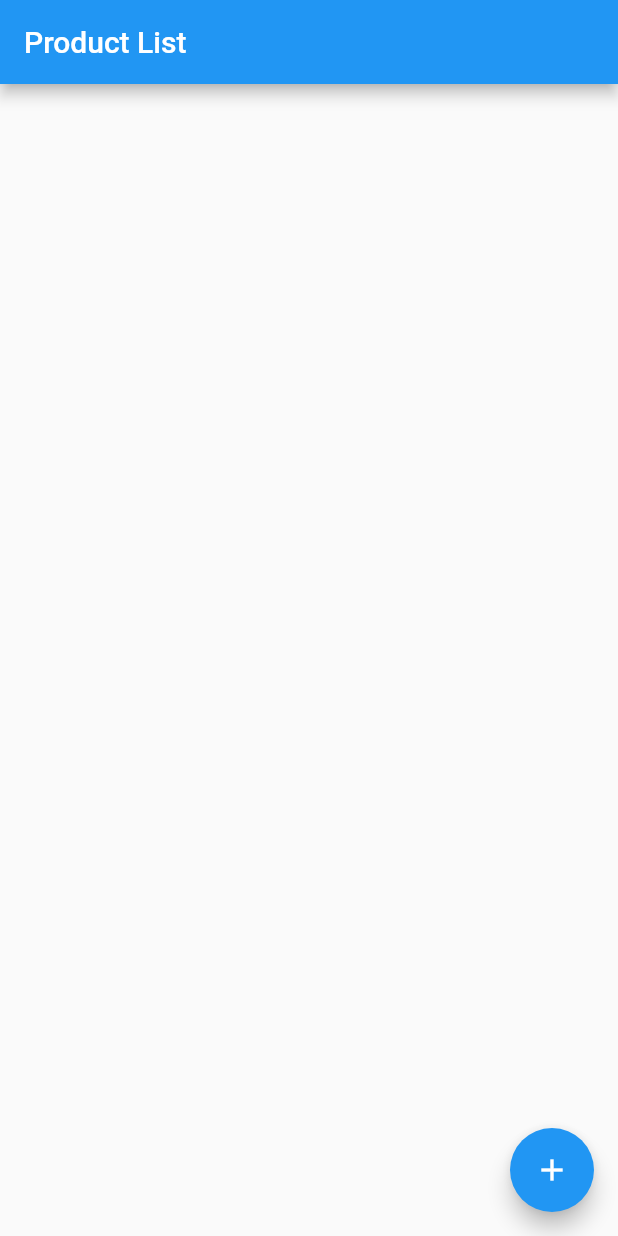
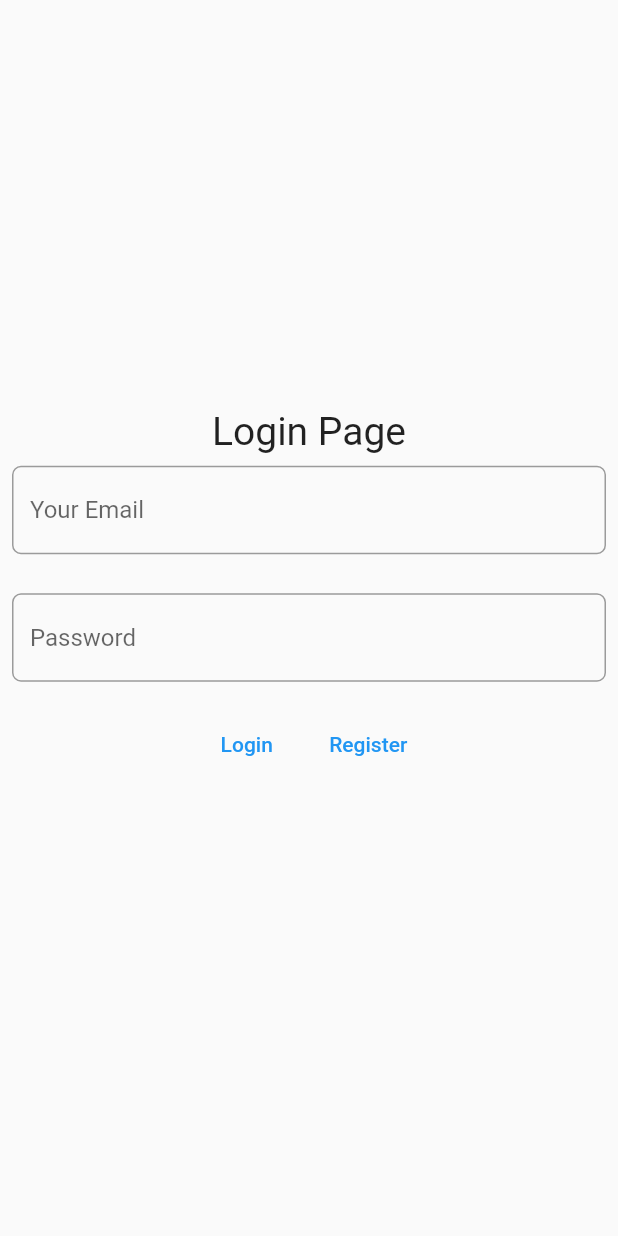
Before and after one commit to NaimurNoyon0409/Shopping_App_Project, a Flutter app: the screen it shows after launch, on a phone screen of 412 x 824 dp. Run offline on Flutter 3.47's test engine with Material 2 defaults, Android fonts, the phone set to English and light mode, and no system bars; our stand-ins replace image_picker, shared_preferences, sqflite; missing offline and left inert: dart:ffi; accounts and stored records are empty.

Commit message:
Design LogIn page and make login and logout successfully

```diff
--- a/lib/main.dart
+++ b/lib/main.dart
@@ -1,14 +1,18 @@
 import 'package:flutter/material.dart';
 import 'package:provider/provider.dart';
 import 'package:shopping_project/pages/add_product_page.dart';
+import 'package:shopping_project/pages/launcher_page.dart';
+import 'package:shopping_project/pages/login_page.dart';
 import 'package:shopping_project/pages/product_details_page.dart';
 import 'package:shopping_project/pages/product_list_page.dart';
 import 'package:shopping_project/providers/product_provider.dart';
+import 'package:shopping_project/providers/user_provider.dart';
 
 void main() {
   runApp(MultiProvider(
       providers: [
-        ChangeNotifierProvider(create: (context) => ProductProvider())
+        ChangeNotifierProvider(create: (context) => ProductProvider()),
+        ChangeNotifierProvider(create: (context) => UserProvider())
       ],
     child: const MyApp(),
   ));
@@ -34,11 +38,13 @@ class MyApp extends StatelessWidget {
         // is not restarted.
         primarySwatch: Colors.blue,
       ),
-      initialRoute: ProducListPage.routeName,
+      initialRoute: LauncherPage.routeName,
       routes: {
-        ProducListPage.routeName:(context)=> const ProducListPage(),
+        ProductListPage.routeName:(context)=> const ProductListPage(),
         NewProductAddPage.routeName:(context)=> const NewProductAddPage(),
         ProductDetailsPage.routeName:(context)=> const ProductDetailsPage(),
+        LoginPage.routeName: (context) => const LoginPage(),
+        LauncherPage.routeName: (context) => const LauncherPage()
       },
     );
   }
--- /dev/null
+++ b/lib/models/user_model.dart
@@ -0,0 +1,40 @@
+const String tableUser = 'tbl_user';
+const String tblUserColId = 'user_id';
+const String tblUserColEmail = 'email';
+const String tblUserColPassword = 'password';
+const String tblUserColAdmin = 'admin';
+
+class UserModel {
+  int? userId;
+  String email;
+  String password;
+  bool isAdmin;
+
+  UserModel({
+    this.userId,
+    required this.email,
+    required this.password,
+    required this.isAdmin,
+  });
+
+  Map<String, dynamic> toMap() {
+    final map = <String,dynamic>{
+      tblUserColEmail : email,
+      tblUserColPassword : password,
+      tblUserColAdmin : isAdmin ? 1 : 0,
+    };
+    if(userId != null) {
+      map[tblUserColId] = userId;
+    }
+    return map;
+  }
+
+  factory UserModel.fromMap
+      (Map<String,dynamic> map) =>
+      UserModel(
+        userId: map[tblUserColId],
+        email: map[tblUserColEmail],
+        password: map[tblUserColPassword],
+        isAdmin: map[tblUserColAdmin] == 0 ? false : true,
+      );
+}
--- a/lib/pages/add_product_page.dart
+++ b/lib/pages/add_product_page.dart
@@ -30,6 +30,7 @@ class _NewProductAddPageState extends State<NewProductAddPage> {
   @override
   void didChangeDependencies() {
     productProvider = Provider.of<ProductProvider>(context, listen: false);
+
     // TODO: implement didChangeDependencies
     super.didChangeDependencies();
   }
--- /dev/null
+++ b/lib/pages/login_page.dart
@@ -0,0 +1,133 @@
+import 'package:flutter/material.dart';
+import 'package:shopping_project/pages/product_list_page.dart';
+
+import '../models/user_model.dart';
+import '../providers/user_provider.dart';
+import '../utils/helper_function.dart';
+import 'launcher_page.dart';
+import 'package:provider/provider.dart';
+
+class LoginPage extends StatefulWidget {
+  static const String routeName = '/login';
+  const LoginPage({Key? key}) : super(key: key);
+
+  @override
+  State<LoginPage> createState() => _LoginPageState();
+}
+
+class _LoginPageState extends State<LoginPage> {
+  final emailController = TextEditingController();
+  final passController = TextEditingController();
+  final _formKey = GlobalKey<FormState>();
+  String errMsg = '';
+  bool isLogin = true;
+  @override
+  Widget build(BuildContext context) {
+    return Scaffold(
+      body: Center(
+        child: Column(
+          mainAxisSize: MainAxisSize.min,
+          children: [
+            Text(
+              'Login Page',
+              style: TextStyle(fontSize: 26),
+            ),
+            Form(
+                key: _formKey,
+                child: Column(
+                  mainAxisSize: MainAxisSize.min,
+                  children: [
+                    Padding(
+                      padding: const EdgeInsets.all(8.0),
+                      child: TextFormField(
+                        controller: emailController,
+                        decoration: InputDecoration(
+                            hintText: 'Your Email',
+                            border: OutlineInputBorder(
+                                borderRadius: BorderRadius.circular(6),
+                                borderSide:
+                                BorderSide(color: Colors.blue, width: 1))),
+                        validator: (value) {
+                          if (value == null || value.isEmpty) {
+                            return 'Email is required';
+                          }
+                          return null;
+                        },
+                      ),
+                    ),
+                    SizedBox(
+                      height: 10,
+                    ),
+                    Padding(
+                      padding: const EdgeInsets.all(8.0),
+                      child: TextFormField(
+                        obscureText: true,
+                        controller: passController,
+                        decoration: InputDecoration(
+                            hintText: 'Password',
+                            border: OutlineInputBorder(
+                                borderRadius: BorderRadius.circular(6),
+                                borderSide:
+                                BorderSide(color: Colors.blue, width: 1))),
+                        validator: (value) {
+                          if (value == null || value.isEmpty) {
+                            return 'Password is required';
+                          }
+                          return null;
+                        },
+                      ),
+                    ),
+                    SizedBox(
+                      height: 10,
+                    ),
+                    Row(
+                      mainAxisAlignment: MainAxisAlignment.center,
+                      children: [
+                        TextButton(
+                          onPressed: () {
+                            if(_formKey.currentState!.validate())
+                            {
+                              setLoginStatus(true).then((value) {
+                                Navigator.pushReplacementNamed(context, LauncherPage.routeName);
+                              });
+                            }
+                          },
+                          child: Text('Login'),
+                        ),
+                        SizedBox(
+                          width: 15,
+                        ),
+                        TextButton(
+                          onPressed: () {
+                            if(_formKey.currentState!.validate())
+                            {
+                              setLoginStatus(true).then((value) {
+                                Navigator.pushReplacementNamed(context, LauncherPage.routeName);
+                              });
+                            }
+                          },
+                          child: Text('Register'),
+                        ),
+                      ],
+                    ),
+                    SizedBox(
+                      height: 10,
+                    ),
+                    Text(
+                      errMsg,
+                      style: TextStyle(fontSize: 18),
+                    )
+                  ],
+                ))
+          ],
+        ),
+      ),
+    );
+  }
+
+  _setErrorMsg(String msg) {
+    setState(() {
+      errMsg = msg;
+    });
+  }
+}
--- a/lib/pages/product_details_page.dart
+++ b/lib/pages/product_details_page.dart
@@ -3,8 +3,8 @@ import 'dart:io';
 import 'package:flutter/material.dart';
 import 'package:provider/provider.dart';
 import 'package:shopping_project/providers/product_provider.dart';
-
 import '../models/product_model.dart';
+import '../utils/helper_function.dart';
 
 class ProductDetailsPage extends StatefulWidget {
   static const String routeName = '/details';
@@ -59,7 +59,7 @@ class _ProductDetailsPageState extends State<ProductDetailsPage> {
                     ),
                   ),
                   ListTile(
-                    title: const Text('Budget'),
+                    title: const Text('Price'),
                     trailing: Text('\$${product.price}'),
                   ),
                   Padding(
--- a/lib/pages/product_list_page.dart
+++ b/lib/pages/product_list_page.dart
@@ -6,16 +6,18 @@ import 'package:shopping_project/pages/add_product_page.dart';
 import 'package:shopping_project/pages/product_details_page.dart';
 
 import '../providers/product_provider.dart';
+import '../utils/helper_function.dart';
+import 'launcher_page.dart';
 
-class ProducListPage extends StatefulWidget {
+class ProductListPage extends StatefulWidget {
   static const String routeName = '/home';
-  const ProducListPage({Key? key}) : super(key: key);
+  const ProductListPage({Key? key}) : super(key: key);
 
   @override
-  State<ProducListPage> createState() => _ProducListPageState();
+  State<ProductListPage> createState() => _ProductListPageState();
 }
 
-class _ProducListPageState extends State<ProducListPage> {
+class _ProductListPageState extends State<ProductListPage> {
   @override
   void didChangeDependencies() {
     Provider.of<ProductProvider>(context, listen: false).getAllProducts();
@@ -25,13 +27,23 @@ class _ProducListPageState extends State<ProducListPage> {
   @override
   Widget build(BuildContext context) {
     return Scaffold(
+      appBar: AppBar(title: const Text('Product List'),
+        actions: [
+          IconButton(
+            onPressed: () {
+              setLoginStatus(false).then((value) {
+                Navigator.pushReplacementNamed(context, LauncherPage.routeName);
+              });
+            },
+            icon: const Icon(Icons.logout),
+          )
+        ],),
       floatingActionButton: FloatingActionButton(
         onPressed: (){
           Navigator.pushNamed(context, NewProductAddPage.routeName);
         },
         child: const Icon(Icons.add),
       ),
-      appBar: AppBar(title: const Text("Product List"),),
       body: Consumer<ProductProvider>(
         builder: (context, provider, child) => ListView.builder(
           itemCount: provider.productList.length,
--- a/lib/utils/constants.dart
+++ b/lib/utils/constants.dart
@@ -1 +1,4 @@
 List<String?> productType = ['Food', 'Electronics', 'Books'];
+
+const isLoggedIn = 'isLoggedIn';
+const userId = 'useId';
--- a/pubspec.yaml
+++ b/pubspec.yaml
@@ -38,6 +38,7 @@ dependencies:
   intl:
   image_picker:
   sqflite:
+  shared_preferences:
 
 dev_dependencies:
   flutter_test:
```
Also changed, not shown: lib/db/dbHelper.dart (+31 -3 lines), lib/pages/launcher_page.dart (added, +36 -0 lines), lib/providers/user_provider.dart (added, +22 -0 lines), lib/utils/helper_function.dart (+23 -0 lines), lib/pages/cart_page.dart (added), pubspec.lock.
